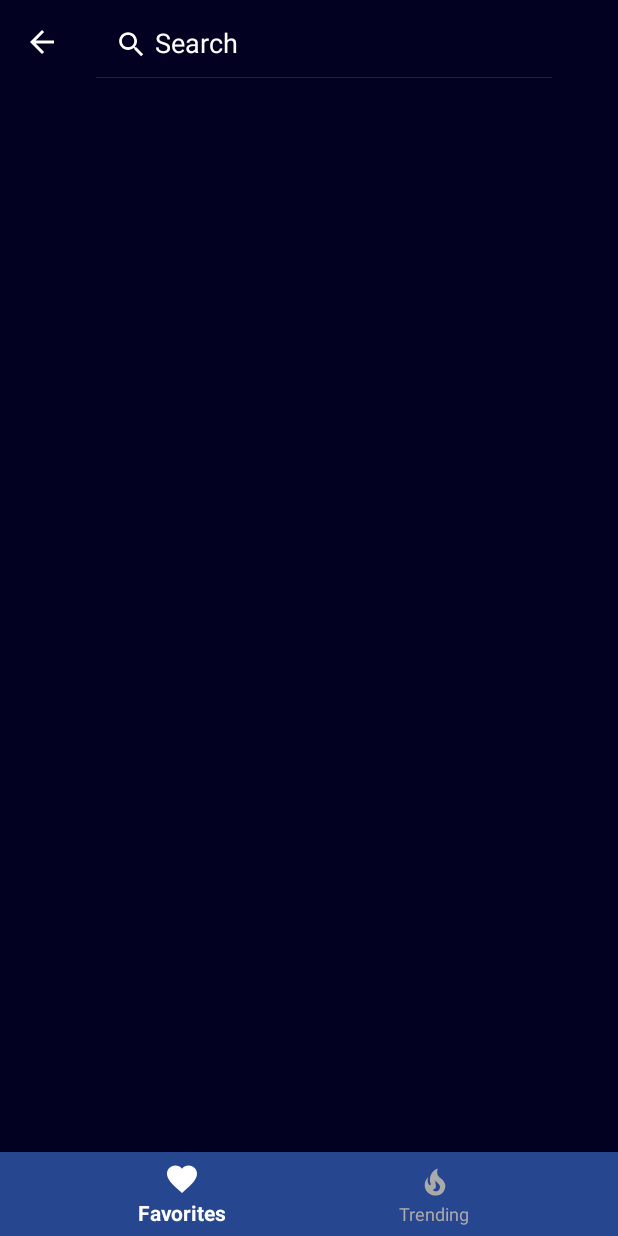
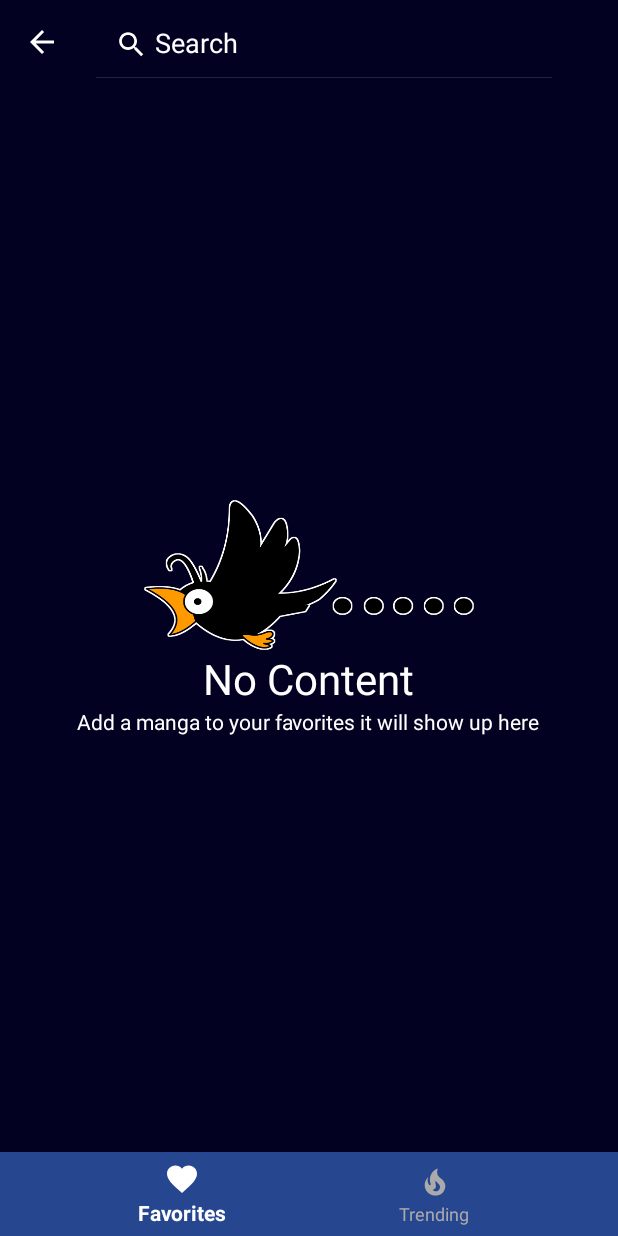
Before and after one commit to jordanupmc/OtakuReader, an Android app: the screen it shows after launch (MainActivity), after a tap on "Search", on a phone screen of 412 x 824 dp. Run offline under Robolectric (Android 15) with nearby library versions, the light colour scheme and no system bars; our stand-ins replace Room's generated code; libraries missing offline, so code that uses them is left out: com.github.chrisbanes.photoview; pictures from the network do not load.

Commit message:
Add empty state for FavorisFragment

```diff
--- a/app/src/main/java/com/example/otakureader/FavorisFragment.java
+++ b/app/src/main/java/com/example/otakureader/FavorisFragment.java
@@ -6,6 +6,7 @@ import android.os.Bundle;
 import android.view.LayoutInflater;
 import android.view.View;
 import android.view.ViewGroup;
+import android.widget.LinearLayout;
 import android.widget.ProgressBar;
 
 import com.example.otakureader.api.pojo.MangaPOJO;
@@ -30,7 +31,7 @@ public class FavorisFragment extends Fragment {
     @Override
     public View onCreateView(@NonNull LayoutInflater inflater, @Nullable ViewGroup container, @Nullable Bundle savedInstanceState) {
         super.onCreateView(inflater, container, savedInstanceState);
-        final View view = inflater.inflate(R.layout.activity_manga_list, container, false);
+        final View view = inflater.inflate(R.layout.favoris_layout, container, false);
         new GetFavAsyncTask(view, AppDatabase.getAppDatabase(view.getContext()).mangaDao()).execute();
 
         return view;
@@ -65,7 +66,14 @@ public class FavorisFragment extends Fragment {
             ProgressBar pb = view.findViewById(R.id.mangaListProgressBar);
             pb.setVisibility(View.GONE);
             recyclerView.setVisibility(View.VISIBLE);
-
+            LinearLayout tv = view.findViewById(R.id.noContent);
+            if (mangaList.isEmpty()) {
+                view.findViewById(R.id.mangaListLayout).setVisibility(View.GONE);
+                tv.setVisibility(View.VISIBLE);
+            } else {
+                view.findViewById(R.id.mangaListLayout).setVisibility(View.VISIBLE);
+                tv.setVisibility(View.GONE);
+            }
 
         }
 
--- a/app/src/main/res/layout/activity_main.xml
+++ b/app/src/main/res/layout/activity_main.xml
@@ -2,8 +2,7 @@
 <LinearLayout xmlns:android="http://schemas.android.com/apk/res/android"
     android:layout_width="fill_parent"
     android:layout_height="fill_parent"
-    android:orientation="vertical"
-    android:gravity="center">
+    android:orientation="vertical">
 
     <include
         android:id="@+id/toolbar"
--- /dev/null
+++ b/app/src/main/res/layout/favoris_layout.xml
@@ -0,0 +1,42 @@
+<?xml version="1.0" encoding="utf-8"?>
+
+<LinearLayout android:layout_width="match_parent"
+    android:layout_height="match_parent"
+    xmlns:android="http://schemas.android.com/apk/res/android"
+    android:background="@color/primaryColor"
+    android:orientation="vertical"
+    android:gravity="center">
+
+    <include
+        android:id="@+id/mangaListLayout"
+        layout="@layout/activity_manga_list"
+        android:visibility="gone" />
+
+    <LinearLayout
+        android:id="@+id/noContent"
+        android:layout_width="match_parent"
+        android:gravity="center"
+        android:orientation="vertical"
+        android:layout_height="match_parent">
+
+        <ImageView
+            android:layout_width="220sp"
+            android:layout_height="100sp"
+            android:background="@drawable/corbeau" />
+
+        <TextView
+            android:layout_width="wrap_content"
+            android:layout_height="wrap_content"
+            android:textColor="@color/primaryTextColor"
+            android:gravity="center"
+            android:textSize="28sp"
+            android:text="No Content" />
+
+        <TextView
+            android:layout_width="wrap_content"
+            android:layout_height="wrap_content"
+            android:textColor="@color/primaryTextColor"
+            android:gravity="center"
+            android:text="Add a manga to your favorites it will show up here" />
+    </LinearLayout>
+</LinearLayout>
```
Also changed, not shown: app/src/main/res/drawable-nodpi/corbeau.png (added).
